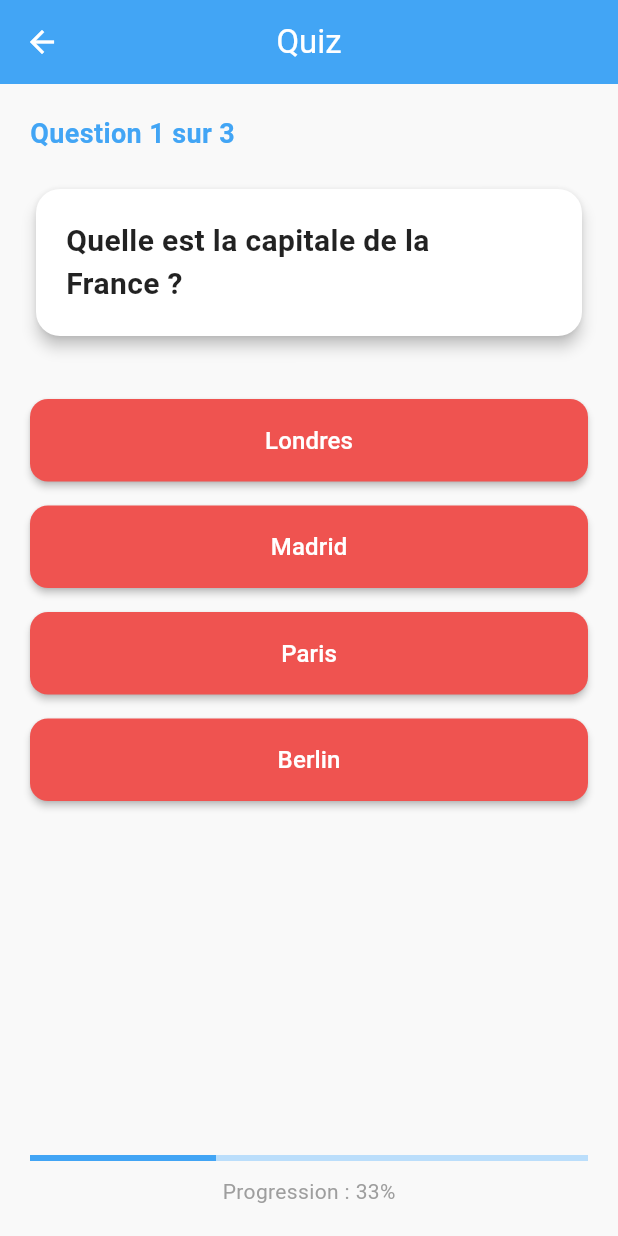
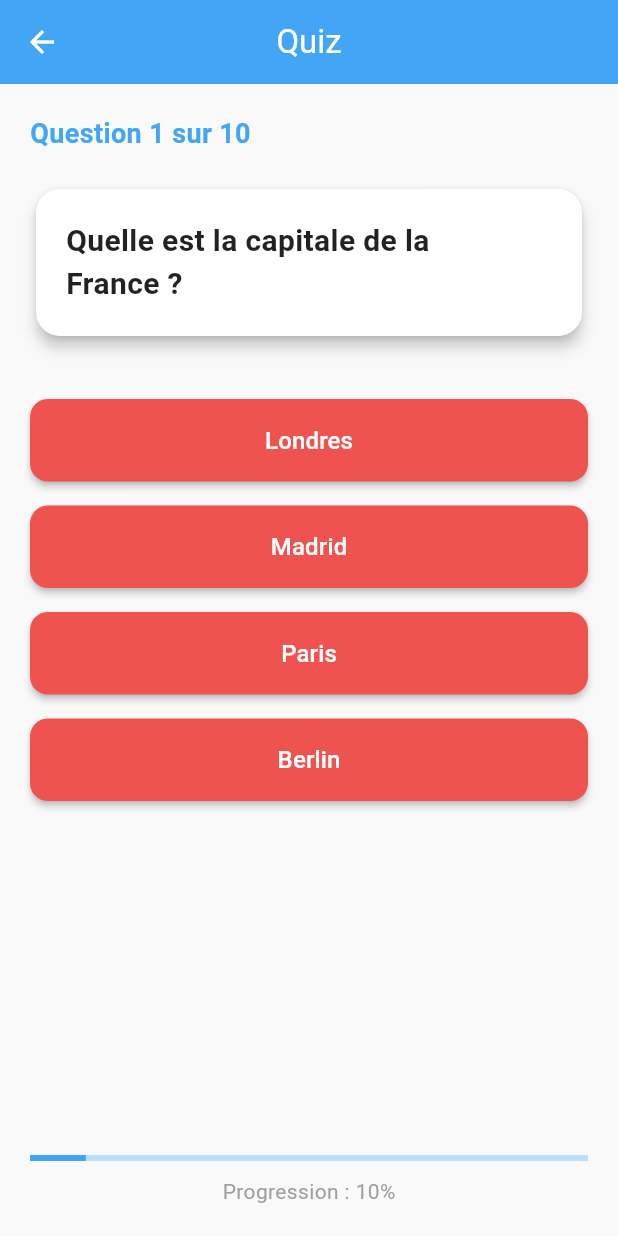
Before and after one commit to Kouasamy/quiz_educatif, a Flutter app: the PageQuiz screen opened by its route, on a phone screen of 412 x 824 dp. Run offline on Flutter 3.47's test engine with Material 3 defaults, Android fonts, the phone set to English and light mode, and no system bars; our stand-ins replace sqflite; accounts and stored records are empty.

```diff
--- a/lib/donnees/liste_questions.dart
+++ b/lib/donnees/liste_questions.dart
@@ -14,4 +14,44 @@ final List<Map<String, dynamic>> questions = [
     'choix': ['8', '15', '10', '5'],
     'bonneReponse': '15',
   },
+  {
+    'texte': 'Quelle est la couleur du ciel par temps clair ?',
+    'choix': ['Rouge', 'Vert', 'Bleu', 'Jaune'],
+    'bonneReponse': 'Bleu',
+  },
+  {
+    'texte': 'Quel est l\'élément chimique dont le symbole est O ?',
+    'choix': ['Or', 'Oxygène', 'Hydrogène', 'Carbone'],
+    'bonneReponse': 'Oxygène',
+  },
+  {
+    'texte': 'Qui a écrit "Les Misérables" ?',
+    'choix': ['Victor Hugo', 'Émile Zola', 'Gustave Flaubert', 'Marcel Proust'],
+    'bonneReponse': 'Victor Hugo',
+  },
+  {
+    'texte': 'Quelle est la planète la plus proche du Soleil ?',
+    'choix': ['Terre', 'Mars', 'Vénus', 'Mercure'],
+    'bonneReponse': 'Mercure',
+  },
+  {
+    'texte': 'Quel est le plus grand océan du monde ?',
+    'choix': ['Atlantique', 'Indien', 'Arctique', 'Pacifique'],
+    'bonneReponse': 'Pacifique',
+  },
+  {
+    'texte': 'Quel est le symbole chimique de l\'eau ?',
+    'choix': ['H2O', 'CO2', 'O2', 'NaCl'],
+    'bonneReponse': 'H2O',
+  },
+  {
+    'texte': 'Qui a peint la Joconde ?',
+    'choix': [
+      'Vincent van Gogh',
+      'Pablo Picasso',
+      'Léonard de Vinci',
+      'Claude Monet',
+    ],
+    'bonneReponse': 'Léonard de Vinci',
+  },
 ];
```
